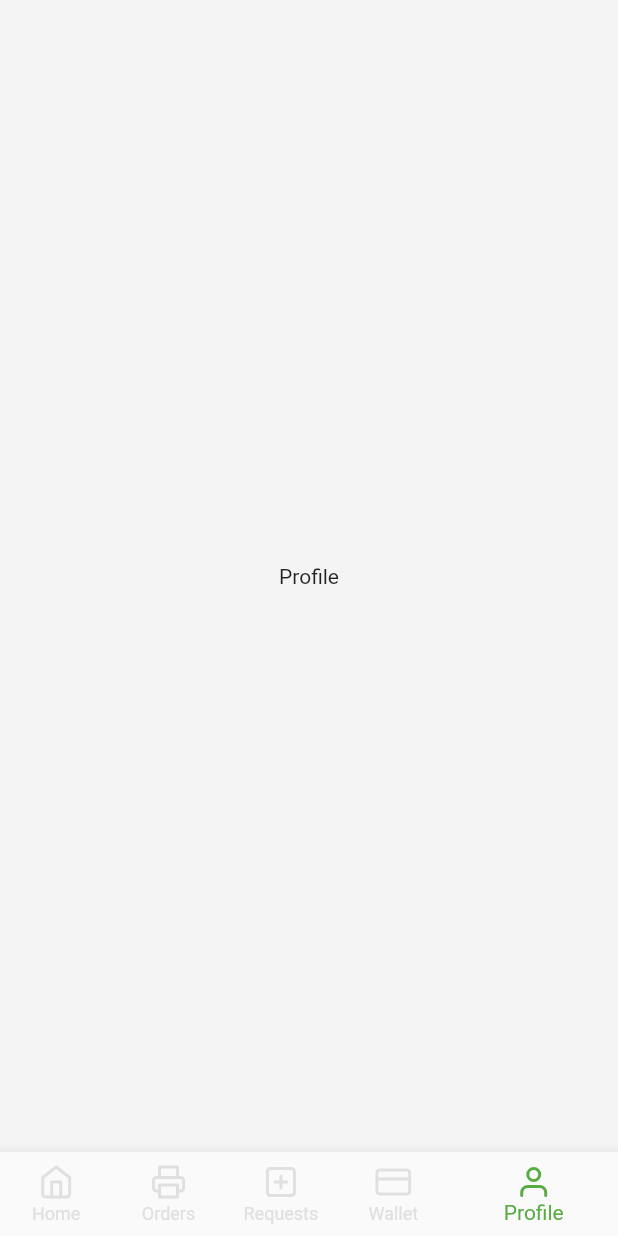
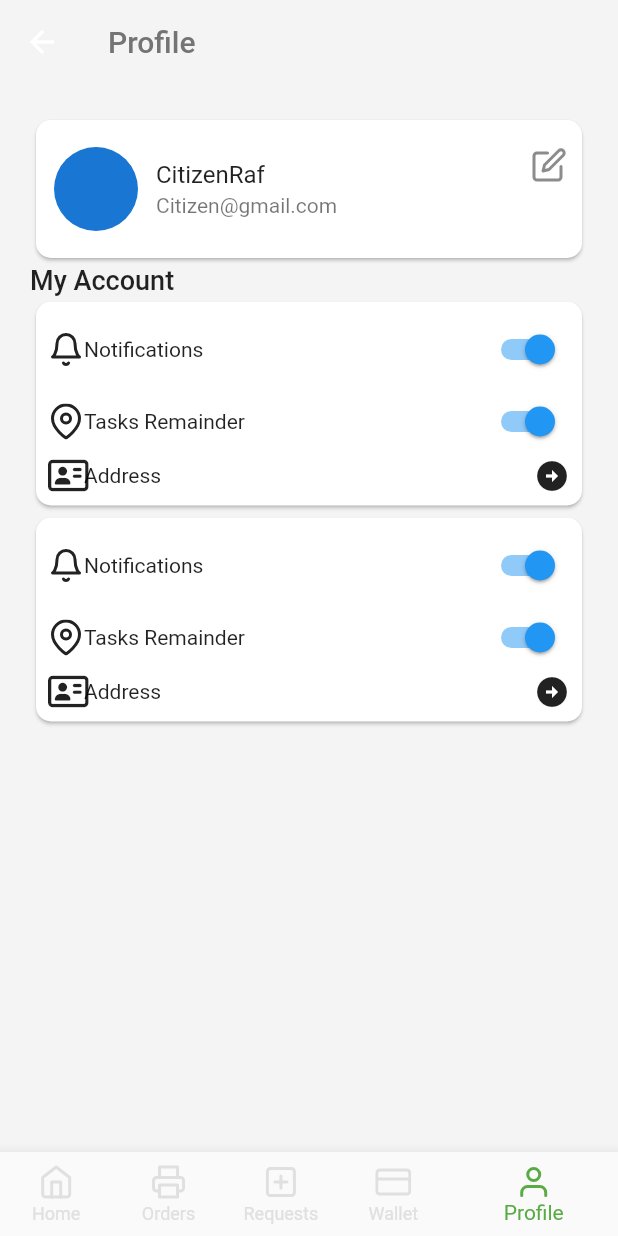
Before and after one commit to Aburafik/sapta-app, a Flutter app: the HomePage screen opened by its route, item 5 of the bottom bar chosen, on a phone screen of 412 x 824 dp. Run offline on Flutter 3.47's test engine with Material 2 defaults, Android fonts, the phone set to English and light mode, and no system bars; our stand-ins replace carousel_slider, feather_icons, flutter_onboarding_slider, font_awesome_flutter; network calls fail.

Commit message:
Profile Screen

```diff
--- a/lib/Components/Utils/constants.dart
+++ b/lib/Components/Utils/constants.dart
@@ -1,6 +1,7 @@
 import 'package:flutter/material.dart';
 import 'package:font_awesome_flutter/font_awesome_flutter.dart';
 import 'package:sabta_app/Views/Home/home_view.dart';
+import 'package:sabta_app/Views/Profile/profile_view.dart';
 import 'package:sabta_app/Views/Request/request_view.dart';
 
 List<Widget> pages = const [
@@ -8,7 +9,7 @@ List<Widget> pages = const [
   Center(child: Text("Orders")),
   RequestVC(),
   Center(child: Text("Wallet")),
-  Center(child: Text("Profile")),
+  ProfileVC()
 ];
 
 final List<Map<String, dynamic>> imgList = [
--- /dev/null
+++ b/lib/Components/user_profile_component.dart
@@ -0,0 +1,37 @@
+import 'package:feather_icons/feather_icons.dart';
+import 'package:flutter/material.dart';
+import 'package:sabta_app/Views/Profile/profile_view.dart';
+
+class UserProfileComponent extends StatelessWidget {
+  const UserProfileComponent({
+    Key? key,
+  }) : super(key: key);
+
+  @override
+  Widget build(BuildContext context) {
+    return Card(
+      shape: cardDecorator(),
+      child: Padding(
+        padding: const EdgeInsets.symmetric(vertical: 10),
+        child: ListTile(
+          horizontalTitleGap: 0,
+          contentPadding: const EdgeInsets.symmetric(horizontal: 0),
+          leading: const CircleAvatar(radius: 40),
+          title: const Text("CitizenRaf"),
+          subtitle: const Text("Citizen@gmail.com"),
+          trailing: Column(
+            children: [
+              InkWell(
+                child: const Padding(
+                  padding: EdgeInsets.only(right: 10),
+                  child: Icon(FeatherIcons.edit),
+                ),
+                onTap: () {},
+              ),
+            ],
+          ),
+        ),
+      ),
+    );
+  }
+}
--- /dev/null
+++ b/lib/Views/Profile/profile_view.dart
@@ -0,0 +1,101 @@
+import 'package:feather_icons/feather_icons.dart';
+import 'package:flutter/material.dart';
+import 'package:font_awesome_flutter/font_awesome_flutter.dart';
+import 'package:sabta_app/Components/Utils/color_themes.dart';
+import 'package:sabta_app/Components/user_profile_component.dart';
+
+class ProfileVC extends StatelessWidget {
+  const ProfileVC({Key? key}) : super(key: key);
+
+  @override
+  Widget build(BuildContext context) {
+    return Scaffold(
+      appBar: AppBar(
+        elevation: 0,
+        backgroundColor: Theme.of(context).scaffoldBackgroundColor,
+        title: Text(
+          "Profile",
+          style: Theme.of(context).textTheme.bodyText1!.copyWith(
+                color: GREY_COLOR_75,
+                fontSize: 20,
+              ),
+        ),
+      ),
+      body: Padding(
+        padding: const EdgeInsets.all(20),
+        child: Column(
+          crossAxisAlignment: CrossAxisAlignment.start,
+          children: [
+          const  UserProfileComponent(),
+            Text(
+              "My Account",
+              style:
+                  Theme.of(context).textTheme.bodyText1!.copyWith(fontSize: 18),
+            ),
+            const MyAccountComponent(),
+            const MyAccountComponent(),
+          ],
+        ),
+      ),
+    );
+  }
+}
+
+class MyAccountComponent extends StatelessWidget {
+  const MyAccountComponent({
+    Key? key,
+  }) : super(key: key);
+
+  @override
+  Widget build(BuildContext context) {
+    return Card(
+      shape: cardDecorator(),
+      child: Padding(
+        padding: const EdgeInsets.all(8.0),
+        child: Column(
+          children: [
+            Row(
+              mainAxisAlignment: MainAxisAlignment.spaceBetween,
+              children: [
+                Row(
+                  children: const [
+                    Icon(FeatherIcons.bell),
+                    Text("Notifications"),
+                  ],
+                ),
+                Switch(value: true, onChanged: (value) {}),
+              ],
+            ),
+            Row(
+              mainAxisAlignment: MainAxisAlignment.spaceBetween,
+              children: [
+                Row(
+                  children: const [
+                    Icon(FeatherIcons.mapPin),
+                    Text("Tasks Remainder"),
+                  ],
+                ),
+                Switch(value: true, onChanged: (value) {}),
+              ],
+            ),
+            Row(
+              mainAxisAlignment: MainAxisAlignment.spaceBetween,
+              children: [
+                Row(
+                  children: const [
+                    Icon(FontAwesomeIcons.addressCard),
+                    Text("Address"),
+                  ],
+                ),
+                Icon(Icons.arrow_circle_right),
+              ],
+            ),
+          ],
+        ),
+      ),
+    );
+  }
+}
+
+RoundedRectangleBorder cardDecorator() =>
+    RoundedRectangleBorder(borderRadius: BorderRadius.circular(10));
--- a/lib/Views/Request/request_view.dart
+++ b/lib/Views/Request/request_view.dart
@@ -33,11 +33,10 @@ class _RequestVCState extends State<RequestVC> {
                         textTitle: "Choose Type",
                         hasIcon: false,
                       ),
-                      RequestCategorySelectionComponent(),
+                      const RequestCategorySelectionComponent(),
                       const SizedBox(
                         height: 10,
                       ),
-                      // PickUpDetailsComponent(),
                       SelectItemTitleComponent(
                         textTitle: "Details",
                         onTap: () {
@@ -73,7 +72,7 @@ class _RequestVCState extends State<RequestVC> {
                               context,
                               MaterialPageRoute(
                                   builder: (context) =>
-                                      RequestSuccessMessageVC()));
+                                      const RequestSuccessMessageVC()));
                         },
                       ),
                     ],
```
